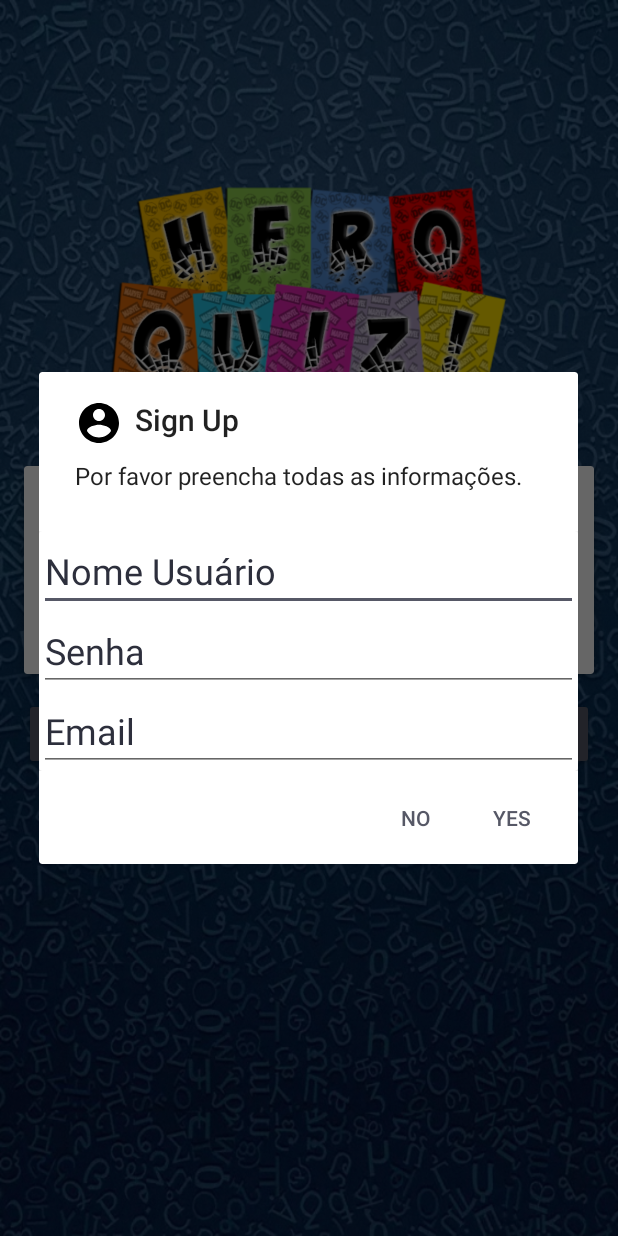
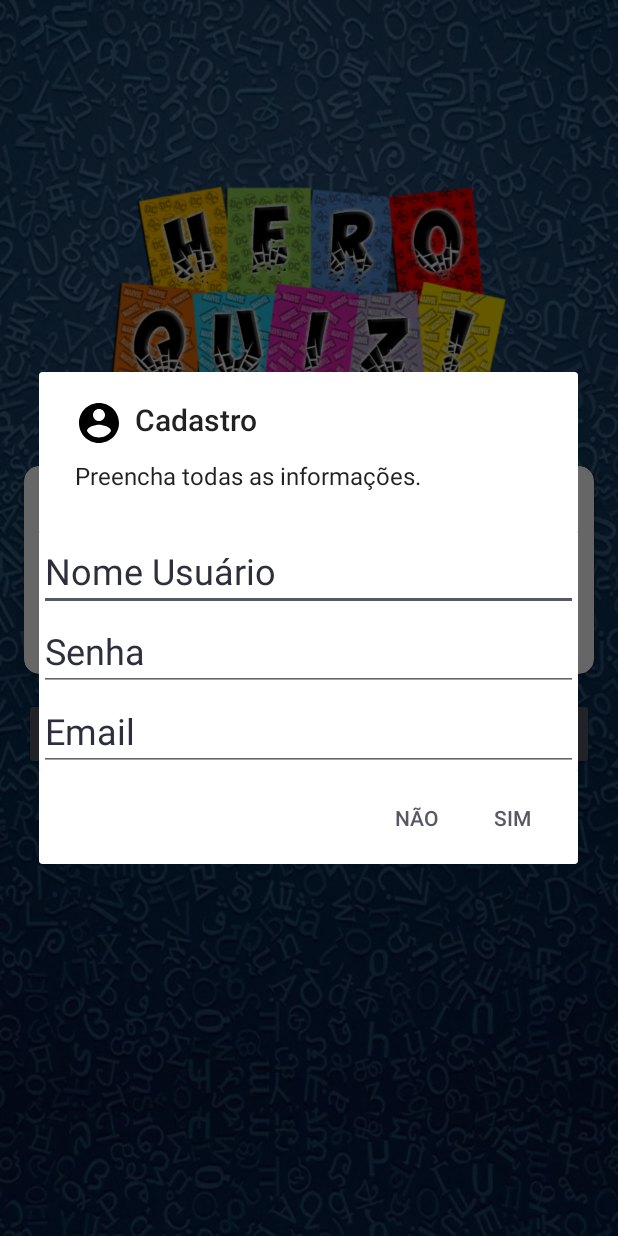
Before and after one commit to lucianobrsts/AndroidOnlineQuizApp, an Android app: the screen it shows after launch (MainActivity), after a tap on "CADASTRE-SE", on a phone screen of 412 x 824 dp. Run offline under Robolectric (Android 15) with nearby library versions, the phone set to English and light mode, and no system bars; our stand-ins replace Firebase (no records; nobody signed in at launch, a user with empty details on screens opened directly); libraries missing offline, so code that uses them is left out: com.rengwuxian.materialedittext; plain views replace MaterialEditText; 5 statements that could not run were skipped.

Commit message:
Corrigidos bug carregamento variável respondeu

```diff
--- a/app/src/main/java/unit7/dev/androidonlinequizapp/CategoryFragment.java
+++ b/app/src/main/java/unit7/dev/androidonlinequizapp/CategoryFragment.java
@@ -84,7 +84,7 @@ public class CategoryFragment extends Fragment {
                         //Toast.makeText(getActivity(), String.format("%s|%s", adapter.getRef(position).getKey(), model.getName()), Toast.LENGTH_SHORT).show();
                         Intent startGame = new Intent(getActivity(),Start.class);
                         Common.categoryId = adapter.getRef(position).getKey();
-                        Common.getCategoryName = model.getName();
+                        Common.categoryName = model.getName();
                         startActivity(startGame);
                     }
                 });
--- a/app/src/main/java/unit7/dev/androidonlinequizapp/Common/Common.java
+++ b/app/src/main/java/unit7/dev/androidonlinequizapp/Common/Common.java
@@ -8,7 +8,7 @@ import unit7.dev.androidonlinequizapp.Model.User;
 
 public class Common {
 
-    public static String categoryId, getCategoryName;
+    public static String categoryId, categoryName;
     public static User currentUser;
     public static List<Question> questionList = new ArrayList<>();
 }
--- a/app/src/main/java/unit7/dev/androidonlinequizapp/Done.java
+++ b/app/src/main/java/unit7/dev/androidonlinequizapp/Done.java
@@ -53,7 +53,7 @@ public class Done extends AppCompatActivity {
             int correctAnswer = extra.getInt("CORRETAS");
 
             txtResultScore.setText(String.format("SCORE : %d", score));
-            getTxtResultQuestion.setText(String.format("ANTERIOR : %d / %d", correctAnswer, totalQuestion));
+            getTxtResultQuestion.setText(String.format("RESPONDEU : %d / %d", correctAnswer, totalQuestion));
 
             progressBar.setMax(totalQuestion);
             progressBar.setProgress(correctAnswer);
@@ -65,7 +65,8 @@ public class Done extends AppCompatActivity {
                             Common.categoryId),
                             Common.currentUser.getNome(),
                             String.valueOf(score),
-                            Common.categoryId, Common.getCategoryName));
+                            Common.categoryId,
+                            Common.categoryName));
         }
     }
 }
--- a/app/src/main/java/unit7/dev/androidonlinequizapp/MainActivity.java
+++ b/app/src/main/java/unit7/dev/androidonlinequizapp/MainActivity.java
@@ -77,7 +77,7 @@ public class MainActivity extends AppCompatActivity {
                          else
                             Toast.makeText(MainActivity.this, "Senha incorreta.", Toast.LENGTH_SHORT).show();
                         } else {
-                            Toast.makeText(MainActivity.this, "Por favor digite seu nome de usuário.", Toast.LENGTH_SHORT).show();
+                            Toast.makeText(MainActivity.this, "Digite seu nome de usuário.", Toast.LENGTH_SHORT).show();
                         }
                     } else
                     Toast.makeText(MainActivity.this, "O usuário não existe.", Toast.LENGTH_SHORT).show();
@@ -92,8 +92,8 @@ public class MainActivity extends AppCompatActivity {
 
     private void showSignUpDialog() {
         AlertDialog.Builder alertDialog = new AlertDialog.Builder(MainActivity.this);
-        alertDialog.setTitle("Sign Up");
-        alertDialog.setMessage("Por favor preencha todas as informações.");
+        alertDialog.setTitle("Cadastro");
+        alertDialog.setMessage("Preencha todas as informações.");
 
         LayoutInflater inflater = this.getLayoutInflater();
         View sign_up_layout = inflater.inflate(R.layout.sign_up_layout, null);
@@ -105,14 +105,14 @@ public class MainActivity extends AppCompatActivity {
         alertDialog.setView(sign_up_layout);
         alertDialog.setIcon(R.drawable.ic_account_circle_black_24dp);
 
-        alertDialog.setNegativeButton("NO", new DialogInterface.OnClickListener() {
+        alertDialog.setNegativeButton("NÃO", new DialogInterface.OnClickListener() {
             @Override
             public void onClick(DialogInterface dialogInterface, int i) {
                 dialogInterface.dismiss();
             }
         });
 
-        alertDialog.setPositiveButton("Yes", new DialogInterface.OnClickListener() {
+        alertDialog.setPositiveButton("SIM", new DialogInterface.OnClickListener() {
             @Override
             public void onClick(DialogInterface dialogInterface, int i) {
                 final User user = new User(edtNovoNome.getText().toString(),
--- a/app/src/main/java/unit7/dev/androidonlinequizapp/Model/QuestionScore.java
+++ b/app/src/main/java/unit7/dev/androidonlinequizapp/Model/QuestionScore.java
@@ -11,12 +11,12 @@ public class QuestionScore {
     public QuestionScore() {
     }
 
-    public QuestionScore(String question_Score, String user, String score, String categoryId, String CategoryName) {
+    public QuestionScore(String question_Score, String user, String score, String categoryId, String categoryName) {
         Question_Score = question_Score;
         User = user;
         Score = score;
         CategoryId = categoryId;
-        this.CategoryName = CategoryName;
+        CategoryName = categoryName;
     }
 
     public String getQuestion_Score() {
--- a/app/src/main/res/layout/activity_done.xml
+++ b/app/src/main/res/layout/activity_done.xml
@@ -31,7 +31,7 @@
 
             <TextView
                 android:id="@+id/textTotalQuestion"
-                android:text="Anterior : 0/30"
+                android:text="Respondeu : 0/30"
                 android:textSize="30sp"
                 android:textColor="@android:color/white"
                 android:layout_width="wrap_content"
--- a/app/src/main/res/layout/activity_main.xml
+++ b/app/src/main/res/layout/activity_main.xml
@@ -31,7 +31,8 @@
                 android:layout_width="match_parent"
                 android:layout_height="wrap_content"
                 android:layout_margin="8dp"
-                app:cardElevation="4dp">
+                app:cardElevation="4dp"
+                app:cardCornerRadius="10dp">
 
             <LinearLayout
                 android:padding="16dp"
@@ -89,7 +90,7 @@
 
                 <Button
                     android:id="@+id/botaoSignIn"
-                    android:text="Login"
+                    android:text="Entrar"
                     style="@style/Widget.AppCompat.Button.Colored"
                     android:layout_weight="1"
                     android:layout_width="0dp"
--- a/app/src/main/res/layout/activity_score_detail.xml
+++ b/app/src/main/res/layout/activity_score_detail.xml
@@ -15,7 +15,6 @@
         android:layout_height="wrap_content"
         app:cardBackgroundColor="@color/colorPrimaryDark"
         app:cardElevation="4dp"
-
         >
 
         <LinearLayout
--- a/app/src/main/res/layout/layout_ranking.xml
+++ b/app/src/main/res/layout/layout_ranking.xml
@@ -5,7 +5,8 @@
     android:layout_height="70dp"
     android:padding="16dp"
     android:layout_margin="16dp"
-    app:cardElevation="4dp">
+    app:cardElevation="4dp"
+    app:cardCornerRadius="10dp">
 
     <LinearLayout
         android:orientation="horizontal"
--- a/app/src/main/res/layout/score_detail_layout.xml
+++ b/app/src/main/res/layout/score_detail_layout.xml
@@ -5,7 +5,8 @@
     android:layout_height="70dp"
     android:padding="16dp"
     android:layout_margin="16dp"
-    app:cardElevation="4dp">
+    app:cardElevation="4dp"
+    app:cardCornerRadius="10dp">
 
     <LinearLayout
         android:orientation="horizontal"
--- a/app/src/main/res/layout/sign_up_layout.xml
+++ b/app/src/main/res/layout/sign_up_layout.xml
@@ -1,7 +1,6 @@
 <?xml version="1.0" encoding="utf-8"?>
 <android.support.v7.widget.CardView xmlns:android="http://schemas.android.com/apk/res/android"
     xmlns:app="http://schemas.android.com/apk/res-auto"
-
     android:layout_width="match_parent"
     android:layout_height="wrap_content"
     android:layout_margin="8dp"
```
Also changed, not shown: app/src/main/java/unit7/dev/androidonlinequizapp/Playing.java (+4 -4 lines), app/src/main/java/unit7/dev/androidonlinequizapp/ScoreDetail.java (+3 -4 lines), app/src/main/res/layout/activity_playing.xml (+5 -2 lines).
